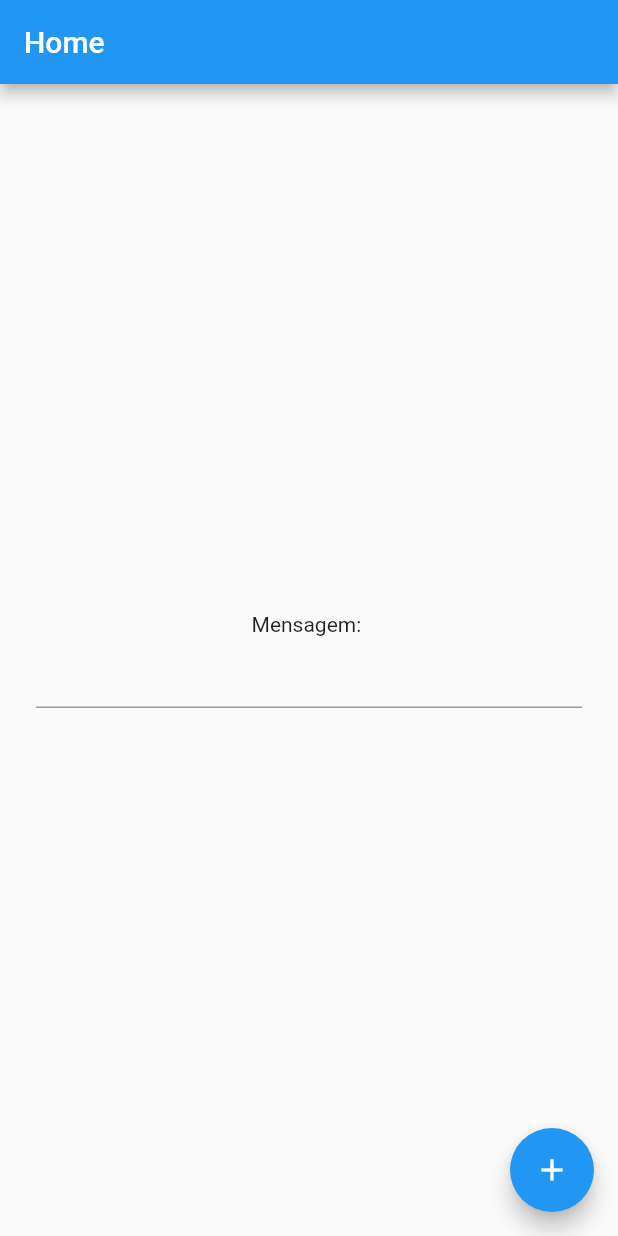
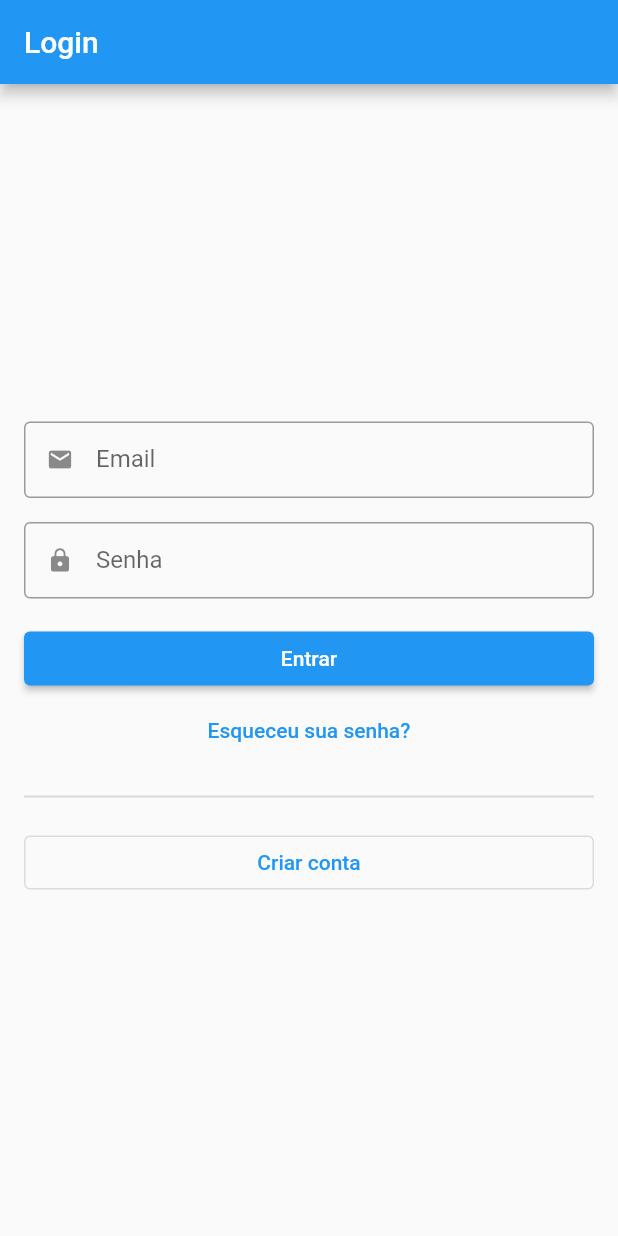
Before and after one commit to igorserafim15/Flutter_com_GetX, a Flutter app: the screen it shows after launch, on a phone screen of 412 x 824 dp. Run offline on Flutter 3.47's test engine with Material 2 defaults, Android fonts, the phone set to English and light mode, and no system bars; our stand-ins replace get.

Commit message:
Telas de login, cadastro, e botton navigator

```diff
--- /dev/null
+++ b/lib/app/globals/custom.dart
@@ -0,0 +1,13 @@
+import 'package:flutter/material.dart';
+
+abstract class CustomColors {
+  static Color green = const Color(0xFF8EC045);
+  static Color black = const Color(0xFF111111);
+}
+
+abstract class CustomPadding {
+  static double padding_1 = 4.0;
+  static double padding_2 = 8.0;
+  static double padding_3 = 12.0;
+  static double padding_4 = 16.0;
+}
--- /dev/null
+++ b/lib/app/models/auth/view/sign_in_view.dart
@@ -0,0 +1,81 @@
+import 'package:flutter/material.dart';
+import 'package:flutter_com_getx/app/models/auth/view/sign_up_view.dart';
+import 'package:flutter_com_getx/app/globals/custom.dart';
+import 'package:flutter_com_getx/app/models/base/views/base_view.dart';
+
+class SignInView extends StatelessWidget {
+  const SignInView({Key? key}) : super(key: key);
+
+  @override
+  Widget build(BuildContext context) {
+    final _formKey = GlobalKey<FormState>();
+    return Scaffold(
+      appBar: AppBar(title: const Text('Login')),
+      body: Center(
+        child: SingleChildScrollView(
+          child: Padding(
+            padding: EdgeInsets.all(CustomPadding.padding_4),
+            child: Form(
+              key: _formKey,
+              child: Column(
+                mainAxisSize: MainAxisSize.min,
+                crossAxisAlignment: CrossAxisAlignment.stretch,
+                children: [
+                  TextFormField(
+                    validator: (value) {
+                      if (value!.isEmpty) {
+                        return 'Campo obrigatório.';
+                      }
+                      return null;
+                    },
+                    decoration: const InputDecoration(
+                      labelText: 'Email',
+                      prefixIcon: Icon(Icons.email),
+                    ),
+                  ),
+                  SizedBox(height: CustomPadding.padding_4),
+                  TextFormField(
+                    obscureText: true,
+                    decoration: const InputDecoration(
+                      labelText: 'Senha',
+                      prefixIcon: Icon(Icons.lock),
+                    ),
+                  ),
+                  SizedBox(height: CustomPadding.padding_4),
+                  ElevatedButton(
+                    onPressed: () {
+                      if (_formKey.currentState!.validate()) {
+                        Navigator.of(context).pushReplacement(
+                          MaterialPageRoute(
+                            builder: (context) => const BaseView(),
+                          ),
+                        );
+                      }
+                    },
+                    child: const Text('Entrar'),
+                  ),
+                  TextButton(
+                    onPressed: () {},
+                    child: const Text('Esqueceu sua senha?'),
+                  ),
+                  const SizedBox(
+                    height: 40,
+                    child: Divider(thickness: 1.5),
+                  ),
+                  OutlinedButton(
+                    onPressed: () => Navigator.of(context).push(
+                      MaterialPageRoute(
+                        builder: (context) => const SignUpView(),
+                      ),
+                    ),
+                    child: const Text('Criar conta'),
+                  ),
+                ],
+              ),
+            ),
+          ),
+        ),
+      ),
+    );
+  }
+}
--- a/lib/main.dart
+++ b/lib/main.dart
@@ -1,71 +1,22 @@
 import 'package:flutter/material.dart';
+import 'package:flutter_com_getx/app/models/auth/view/sign_in_view.dart';
+import 'package:flutter_com_getx/theme.dart';
 import 'package:get/get.dart';
 
 void main() {
-  runApp(const MyApp());
+  runApp(const MainView());
 }
 
-class MyApp extends StatelessWidget {
-  const MyApp({Key? key}) : super(key: key);
+class MainView extends StatelessWidget {
+  const MainView({Key? key}) : super(key: key);
 
   @override
   Widget build(BuildContext context) {
     return MaterialApp(
+      debugShowCheckedModeBanner: false,
       title: 'Flutter Demo',
-      theme: ThemeData(
-        primarySwatch: Colors.blue,
-      ),
-      home: MyHomePage(),
+      theme: theme(),
+      home: const SignInView(),
     );
   }
 }
-
-class Controller extends GetxController {
-  String text = '';
-
-  void changeText(String x) {
-    text = x;
-    update();
-  }
-}
-
-class MyHomePage extends StatelessWidget {
-  MyHomePage({Key? key}) : super(key: key);
-
-  final textController = TextEditingController();
-
-  final Controller c = Get.put(Controller());
-
-  @override
-  Widget build(BuildContext context) {
-    return Scaffold(
-      appBar: AppBar(
-        title: const Text('Home'),
-      ),
-      body: Center(
-        child: Padding(
-          padding: const EdgeInsets.all(24),
-          child: Column(
-            mainAxisAlignment: MainAxisAlignment.center,
-            children: <Widget>[
-              GetBuilder<Controller>(
-                init: Controller(),
-                builder: (_) {
-                  return Text('Mensagem: ${c.text}');
-                },
-              ),
-              TextFormField(
-                controller: textController,
-              ),
-            ],
-          ),
-        ),
-      ),
-      floatingActionButton: FloatingActionButton(
-        onPressed: () => c.changeText(textController.text),
-        tooltip: 'Increment',
-        child: const Icon(Icons.add),
-      ),
-    );
-  }
-}
--- /dev/null
+++ b/lib/theme.dart
@@ -0,0 +1,9 @@
+import 'package:flutter/material.dart';
+
+ThemeData theme() => ThemeData(
+      primarySwatch: Colors.blue,
+      inputDecorationTheme: const InputDecorationTheme(
+        border: OutlineInputBorder(),
+        isDense: true,
+      ),
+    );
```
Also changed, not shown: lib/app/models/auth/view/sign_up_view.dart (added, +64 -0 lines), lib/app/models/base/views/base_view.dart (added, +61 -0 lines), lib/app/models/cart/view/cart_view.dart (added, +12 -0 lines), lib/app/models/home/view/home_view.dart (added, +20 -0 lines), lib/app/models/order/view/order_view.dart (added, +12 -0 lines), lib/app/models/profile/view/profile_view.dart (added, +12 -0 lines), lib/app/models/auth/controller/sign_in_controller.dart (added), 1 other file.
